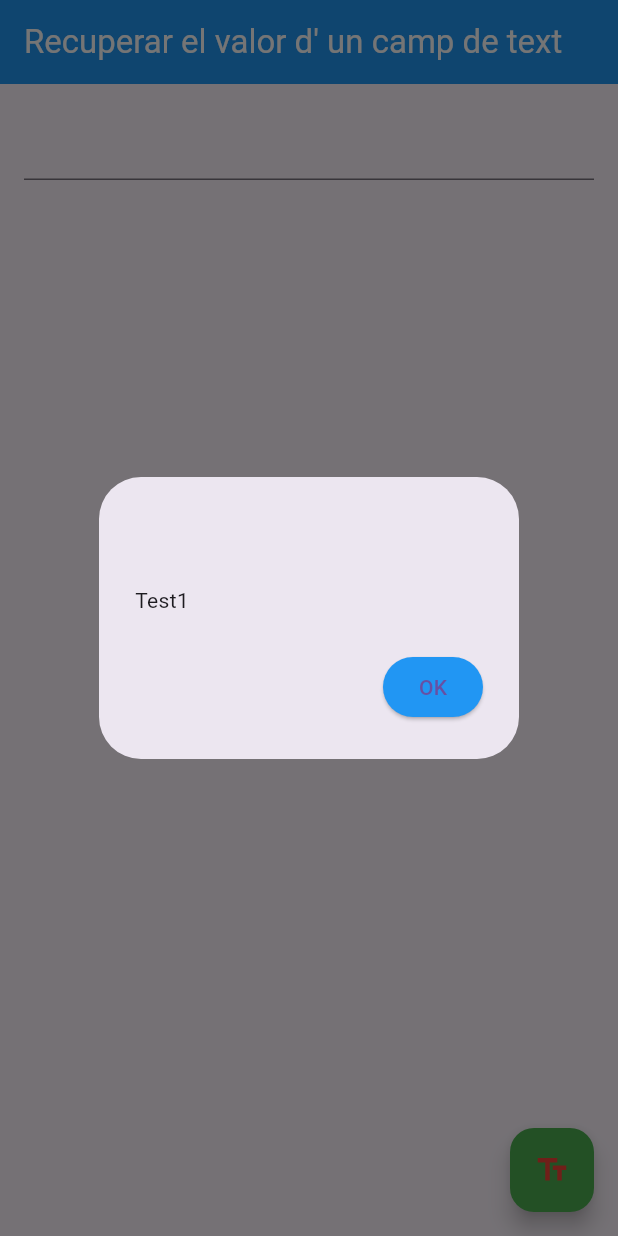
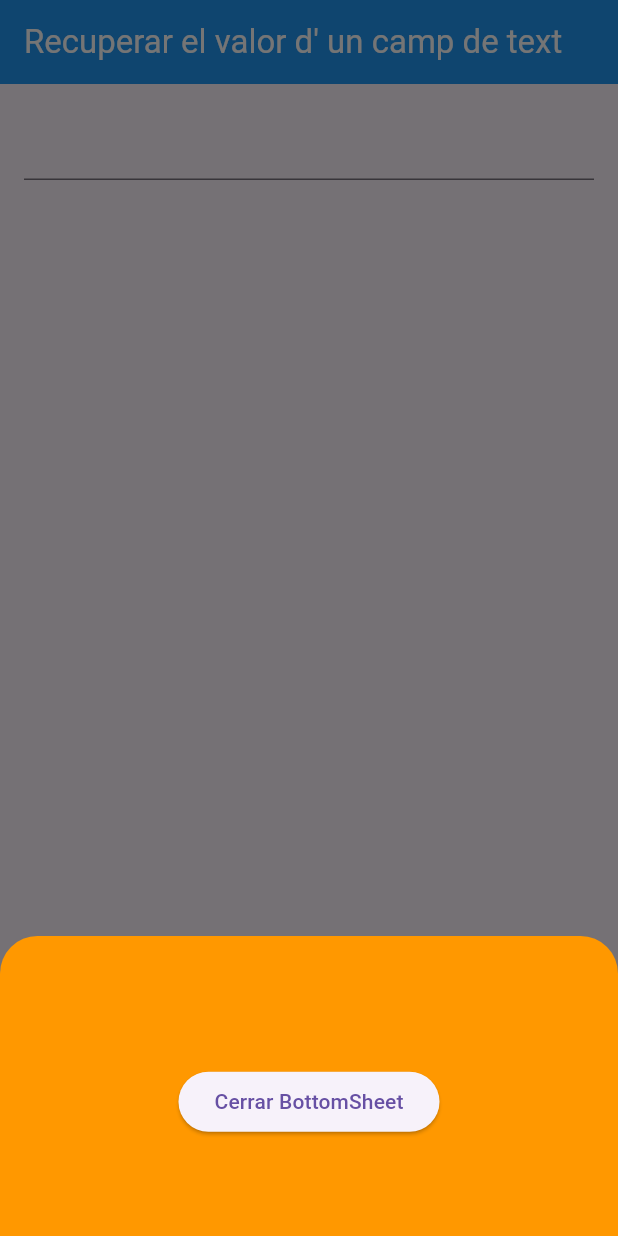
Before and after one commit to bescoss/new_form_Flutter, a Flutter app: the screen it shows after launch, after a tap on the "text fields" icon, on a phone screen of 412 x 824 dp. Run offline on Flutter 3.47's test engine with Material 3 defaults, Android fonts, the phone set to English and light mode, and no system bars.

Commit message:
bottomsheet

```diff
--- a/lib/main.dart
+++ b/lib/main.dart
@@ -49,25 +49,33 @@ class _MyCustomFormState extends State<MyCustomForm> {
       ),
       floatingActionButton: FloatingActionButton(
         onPressed: () {
-          showDialog(
-            context: context,
-            builder: (context) {
-              return AlertDialog(
-                title: Text(myController.text),
-                content: const Text("Test1"),
-                actions: [
-                  ElevatedButton(
-                      onPressed: () {
-                        Navigator.of(context).pop();
-                      },
-                      style: ElevatedButton.styleFrom(
-                        backgroundColor: Colors.blue,
+          showModalBottomSheet(
+              backgroundColor: Colors.transparent,
+              context: context,
+              builder: (BuildContext context) {
+                return Container(
+                    decoration: const BoxDecoration(
+                      color: Colors.orange,
+                      borderRadius: BorderRadius.only(
+                        topLeft: Radius.circular(25),
+                        topRight: Radius.circular(25),
                       ),
-                      child: const Text("OK")),
-                ],
-              );
-            },
-          );
+                    ),
+                    height: 200,
+                    child: Center(
+                      child: Column(
+                        mainAxisAlignment: MainAxisAlignment.center,
+                        mainAxisSize: MainAxisSize.min,
+                        children: <Widget>[
+                          Text(myController.text),
+                          ElevatedButton(
+                            onPressed: () => Navigator.of(context).pop(),
+                            child: const Text('Cerrar BottomSheet'),
+                          )
+                        ],
+                      ),
+                    ));
+              });
         },
         tooltip: 'Mostra el valor!',
         backgroundColor: Colors.green,
```
